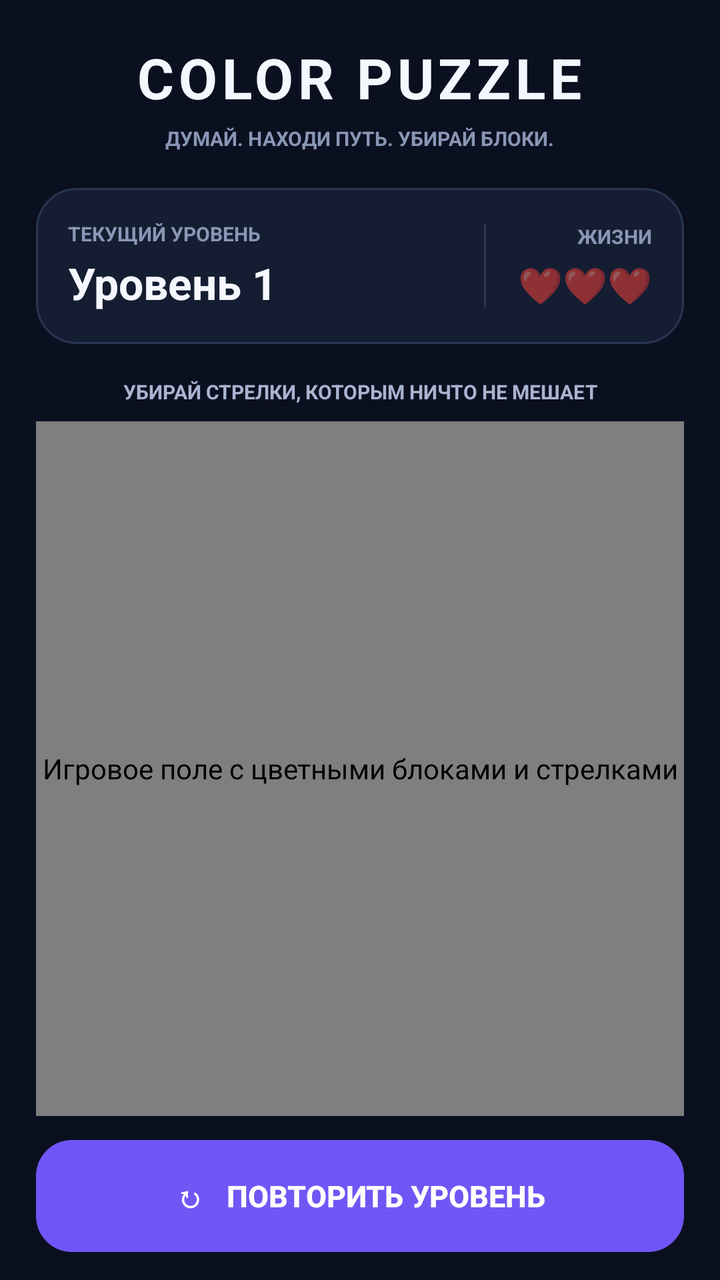
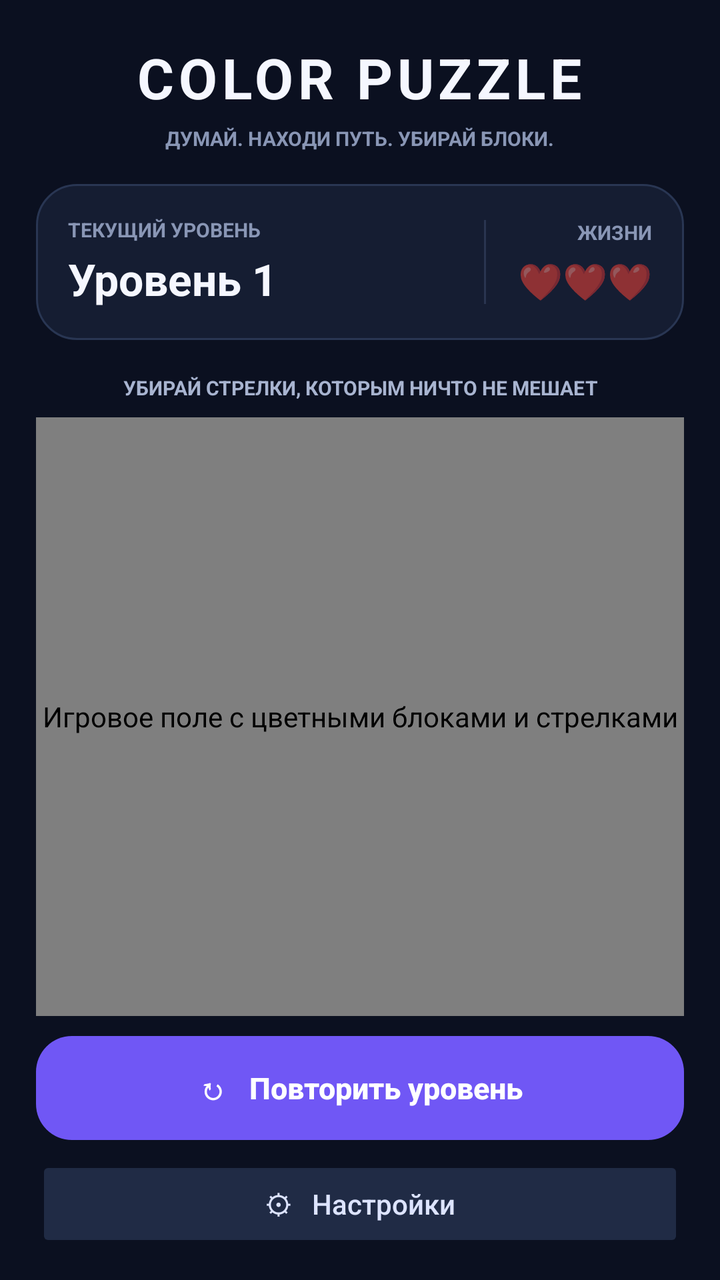

Before-and-after screenshots of an Android layout around one commit, followed by the original layout XML and the change that was made.
<!-- AndroidManifest.xml: application theme Theme.AppCompat.Light.NoActionBar -->
<!-- res/layout/activity_main.xml -->
<?xml version="1.0" encoding="utf-8"?>
<LinearLayout
    xmlns:android="http://schemas.android.com/apk/res/android"
    android:layout_width="match_parent"
    android:layout_height="match_parent"
    android:orientation="vertical"
    android:background="#0B1020"
    android:paddingStart="18dp"
    android:paddingEnd="18dp"
    android:paddingTop="20dp"
    android:paddingBottom="14dp">

    <TextView
        android:layout_width="wrap_content"
        android:layout_height="wrap_content"
        android:layout_gravity="center"
        android:text="COLOR PUZZLE"
        android:textColor="#F5F7FF"
        android:textSize="28sp"
        android:textStyle="bold"
        android:letterSpacing="0.08"/>

    <TextView
        android:layout_width="wrap_content"
        android:layout_height="wrap_content"
        android:layout_gravity="center"
        android:layout_marginTop="5dp"
        android:layout_marginBottom="18dp"
        android:text="ДУМАЙ. НАХОДИ ПУТЬ. УБИРАЙ БЛОКИ."
        android:textColor="#8996B5"
        android:textSize="10sp"
        android:textStyle="bold"/>

    <LinearLayout
        android:layout_width="match_parent"
        android:layout_height="wrap_content"
        android:orientation="horizontal"
        android:gravity="center_vertical"
        android:background="@drawable/panel_bg"
        android:padding="16dp">

        <LinearLayout
            android:layout_width="0dp"
            android:layout_height="wrap_content"
            android:layout_weight="1"
            android:orientation="vertical">

            <TextView
                android:layout_width="wrap_content"
                android:layout_height="wrap_content"
                android:text="ТЕКУЩИЙ УРОВЕНЬ"
                android:textColor="#8996B5"
                android:textSize="10sp"
                android:textStyle="bold"/>

            <TextView
                android:id="@+id/tvLevel"
                android:layout_width="wrap_content"
                android:layout_height="wrap_content"
                android:text="Уровень 1"
                android:textColor="#F5F7FF"
                android:textSize="22sp"
                android:textStyle="bold"
                android:layout_marginTop="3dp"/>
        </LinearLayout>

        <View
            android:layout_width="1dp"
            android:layout_height="42dp"
            android:background="#2A3550"
            android:layout_marginEnd="16dp"/>

        <LinearLayout
            android:layout_width="wrap_content"
            android:layout_height="wrap_content"
            android:orientation="vertical"
            android:gravity="end">

            <TextView
                android:layout_width="wrap_content"
                android:layout_height="wrap_content"
                android:text="ЖИЗНИ"
                android:textColor="#8996B5"
                android:textSize="10sp"
                android:textStyle="bold"/>

            <TextView
                android:id="@+id/tvLives"
                android:layout_width="wrap_content"
                android:layout_height="wrap_content"
                android:text="❤️❤️❤️"
                android:textSize="18sp"
                android:layout_marginTop="5dp"/>
        </LinearLayout>
    </LinearLayout>

    <TextView
        android:layout_width="match_parent"
        android:layout_height="wrap_content"
        android:layout_marginTop="17dp"
        android:layout_marginBottom="8dp"
        android:gravity="center"
        android:text="УБИРАЙ СТРЕЛКИ, КОТОРЫМ НИЧТО НЕ МЕШАЕТ"
        android:textColor="#A8B4D0"
        android:textSize="10sp"
        android:textStyle="bold"/>

    <com.example.colorpuzzle.ColorPuzzleView
        android:id="@+id/puzzleView"
        android:layout_width="match_parent"
        android:layout_height="0dp"
        android:layout_weight="1"
        android:contentDescription="Игровое поле с цветными блоками и стрелками"/>

    <Button
        android:id="@+id/btnRestart"
        android:layout_width="match_parent"
        android:layout_height="56dp"
        android:layout_marginTop="12dp"
        android:text="↻   ПОВТОРИТЬ УРОВЕНЬ"
        android:textAllCaps="false"
        android:textColor="#FFFFFF"
        android:textSize="15sp"
        android:textStyle="bold"
        android:background="@drawable/restart_button_bg"
        android:stateListAnimator="@null"/>

</LinearLayout>
<!-- resources referenced by this layout -->
<resources>
  <!-- drawable panel_bg (drawable) -->
  <?xml version="1.0" encoding="utf-8"?>
  <shape xmlns:android="http://schemas.android.com/apk/res/android"
      android:shape="rectangle">
      <solid android:color="#151D32"/>
      <stroke
          android:width="1dp"
          android:color="#293653"/>
      <corners android:radius="20dp"/>
  </shape>
  <!-- drawable restart_button_bg (drawable) -->
  <?xml version="1.0" encoding="utf-8"?>
  <shape xmlns:android="http://schemas.android.com/apk/res/android"
      android:shape="rectangle">
      <solid android:color="#7057F5"/>
      <corners android:radius="18dp"/>
  </shape>
</resources>

<!-- the commit's change to res/layout/activity_main.xml (unified diff, before → after) -->
@@ -11,25 +11,28 @@
     android:paddingBottom="14dp">
 
     <TextView
+        android:id="@+id/titleText"
         android:layout_width="wrap_content"
         android:layout_height="wrap_content"
-        android:layout_gravity="center"
+        android:layout_gravity="center_horizontal"
         android:text="COLOR PUZZLE"
         android:textColor="#F5F7FF"
         android:textSize="28sp"
         android:textStyle="bold"
-        android:letterSpacing="0.08"/>
+        android:letterSpacing="0.08" />
 
     <TextView
+        android:id="@+id/subtitleText"
         android:layout_width="wrap_content"
         android:layout_height="wrap_content"
-        android:layout_gravity="center"
+        android:layout_gravity="center_horizontal"
         android:layout_marginTop="5dp"
-        android:layout_marginBottom="18dp"
+        android:layout_marginBottom="16dp"
+        android:gravity="center"
         android:text="ДУМАЙ. НАХОДИ ПУТЬ. УБИРАЙ БЛОКИ."
         android:textColor="#8996B5"
         android:textSize="10sp"
-        android:textStyle="bold"/>
+        android:textStyle="bold" />
 
     <LinearLayout
         android:layout_width="match_parent"
@@ -46,29 +49,31 @@
             android:orientation="vertical">
 
             <TextView
+                android:id="@+id/levelCaption"
                 android:layout_width="wrap_content"
                 android:layout_height="wrap_content"
                 android:text="ТЕКУЩИЙ УРОВЕНЬ"
                 android:textColor="#8996B5"
                 android:textSize="10sp"
-                android:textStyle="bold"/>
+                android:textStyle="bold" />
 
             <TextView
                 android:id="@+id/tvLevel"
                 android:layout_width="wrap_content"
                 android:layout_height="wrap_content"
+                android:layout_marginTop="3dp"
                 android:text="Уровень 1"
                 android:textColor="#F5F7FF"
                 android:textSize="22sp"
-                android:textStyle="bold"
-                android:layout_marginTop="3dp"/>
+                android:textStyle="bold" />
         </LinearLayout>
 
         <View
             android:layout_width="1dp"
             android:layout_height="42dp"
-            android:background="#2A3550"
-            android:layout_marginEnd="16dp"/>
+            android:layout_marginStart="8dp"
+            android:layout_marginEnd="16dp"
+            android:background="#2A3550" />
 
         <LinearLayout
             android:layout_width="wrap_content"
@@ -77,24 +82,26 @@
             android:gravity="end">
 
             <TextView
+                android:id="@+id/livesCaption"
                 android:layout_width="wrap_content"
                 android:layout_height="wrap_content"
                 android:text="ЖИЗНИ"
                 android:textColor="#8996B5"
                 android:textSize="10sp"
-                android:textStyle="bold"/>
+                android:textStyle="bold" />
 
             <TextView
                 android:id="@+id/tvLives"
                 android:layout_width="wrap_content"
                 android:layout_height="wrap_content"
+                android:layout_marginTop="5dp"
                 android:text="❤️❤️❤️"
-                android:textSize="18sp"
-                android:layout_marginTop="5dp"/>
+                android:textSize="18sp" />
         </LinearLayout>
     </LinearLayout>
 
     <TextView
+        android:id="@+id/hintText"
         android:layout_width="match_parent"
         android:layout_height="wrap_content"
         android:layout_marginTop="17dp"
@@ -103,26 +110,39 @@
         android:text="УБИРАЙ СТРЕЛКИ, КОТОРЫМ НИЧТО НЕ МЕШАЕТ"
         android:textColor="#A8B4D0"
         android:textSize="10sp"
-        android:textStyle="bold"/>
+        android:textStyle="bold" />
 
     <com.example.colorpuzzle.ColorPuzzleView
         android:id="@+id/puzzleView"
         android:layout_width="match_parent"
         android:layout_height="0dp"
         android:layout_weight="1"
-        android:contentDescription="Игровое поле с цветными блоками и стрелками"/>
+        android:contentDescription="Игровое поле с цветными блоками и стрелками"
+        android:importantForAccessibility="yes" />
 
     <Button
         android:id="@+id/btnRestart"
         android:layout_width="match_parent"
-        android:layout_height="56dp"
-        android:layout_marginTop="12dp"
-        android:text="↻   ПОВТОРИТЬ УРОВЕНЬ"
+        android:layout_height="52dp"
+        android:layout_marginTop="10dp"
+        android:text="↻   Повторить уровень"
         android:textAllCaps="false"
         android:textColor="#FFFFFF"
         android:textSize="15sp"
         android:textStyle="bold"
         android:background="@drawable/restart_button_bg"
-        android:stateListAnimator="@null"/>
+        android:stateListAnimator="@null" />
+
+    <Button
+        android:id="@+id/btnSettings"
+        android:layout_width="match_parent"
+        android:layout_height="48dp"
+        android:layout_marginTop="8dp"
+        android:text="⚙   Настройки"
+        android:textAllCaps="false"
+        android:textColor="#DDE4FF"
+        android:textSize="14sp"
+        android:backgroundTint="#202B45"
+        android:stateListAnimator="@null" />
 
 </LinearLayout>
